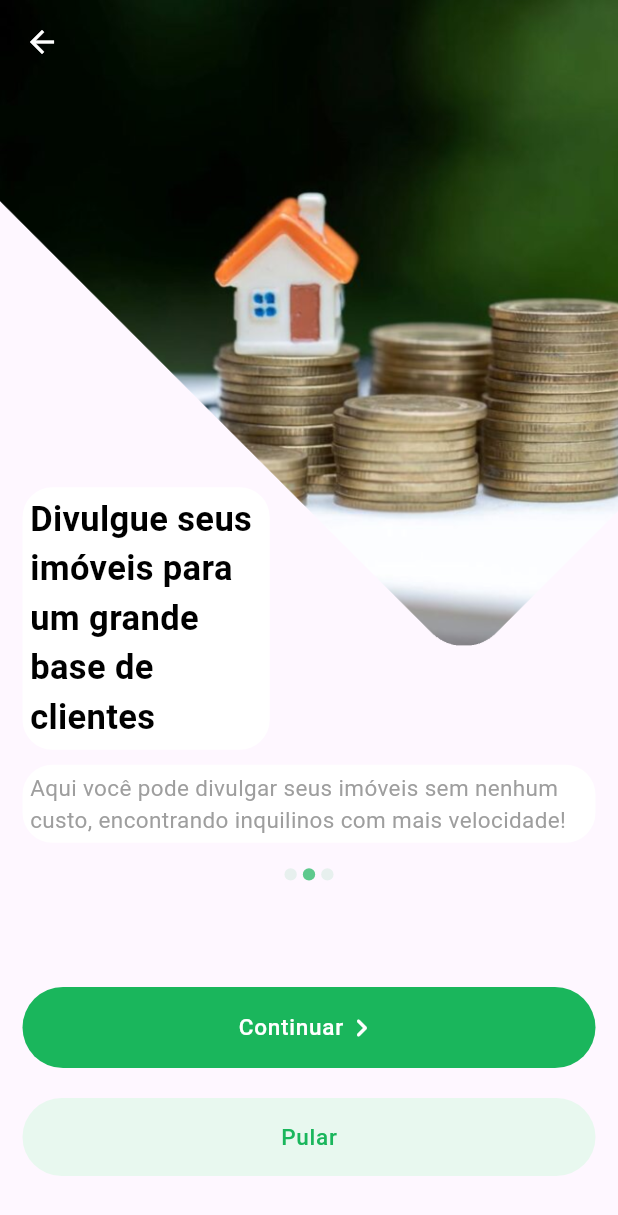
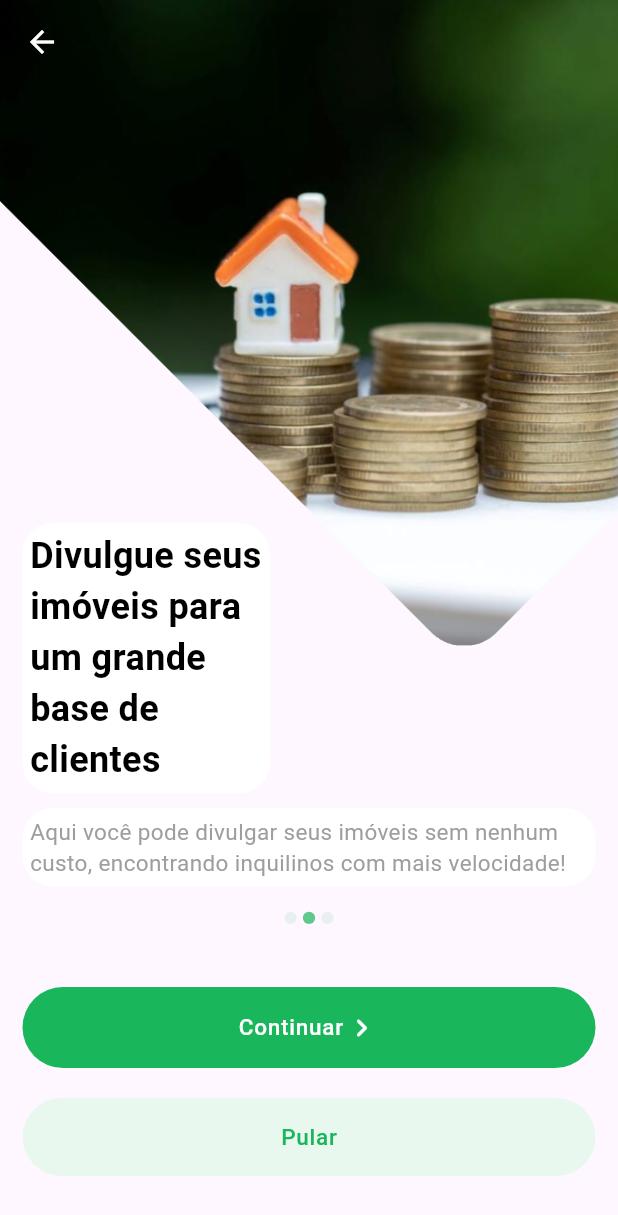
Before and after one commit to JoseVinicius-P/AluExpress-Flutter, a Flutter app: the SlidePage screen opened by its route, swiped to page 2, on a phone screen of 412 x 824 dp. Shown: the top 1215 px of the screen. Run offline on Flutter 3.47's test engine with Material 2 defaults, Android fonts, the phone set to English and light mode, and no system bars; drawn by our look-alikes of auto_size_text, carousel_slider; our stand-ins replace device_preview, flutter_modular, flutter_triple, responsive_builder.

Commit message:
fix: Crrigindo bug que limitava altura do slide quando a tela era redimensionada num navegador

```diff
--- a/lib/app/modules/presentation/widgets/carousel_slider_widget.dart
+++ b/lib/app/modules/presentation/widgets/carousel_slider_widget.dart
@@ -22,7 +22,7 @@ class CarouselSliderWidget extends StatelessWidget {
         carouselController: _carouselController,
         options: CarouselOptions(
             scrollDirection: axis,
-            height: 70.sh,
+            height: 100.sh,
             enlargeCenterPage: false,
             autoPlay: false,
             enableInfiniteScroll: false,
```
